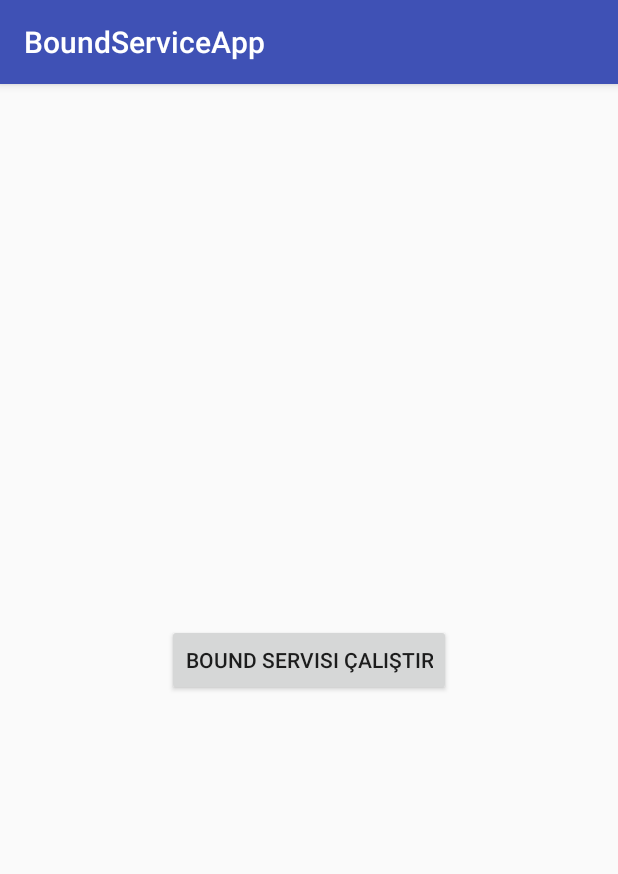
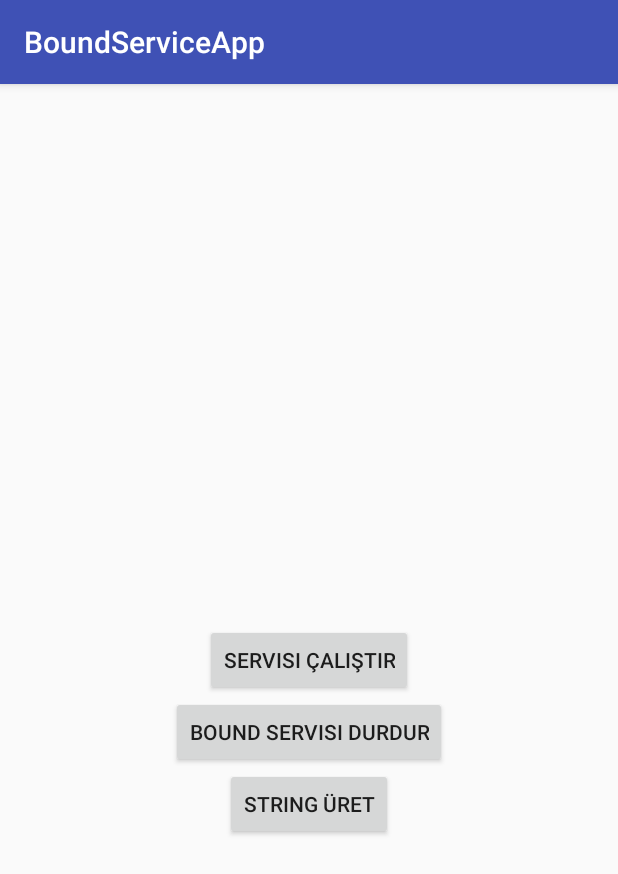
Before and after one commit to bsrAkdg/AndroidMiniStudies, an Android app: the screen it shows after launch (MainActivity), after a tap on an icon or button, on a phone screen of 412 x 824 dp. Shown: the top 874 px of the screen. Run offline under Robolectric (Android 15) with nearby library versions, the phone set to English and light mode, and no system bars; 1 statement that could not run was skipped.

Commit message:
Bound servisi bağlama, çalıştırma ve durdurma örneği

```diff
--- a/Services/BoundServiceApp/app/src/main/java/com/interoidpup/inter/boundserviceapp/MainActivity.java
+++ b/Services/BoundServiceApp/app/src/main/java/com/interoidpup/inter/boundserviceapp/MainActivity.java
@@ -1,25 +1,54 @@
 package com.interoidpup.inter.boundserviceapp;
 
+import android.content.ComponentName;
+import android.content.Context;
 import android.content.Intent;
+import android.content.ServiceConnection;
+import android.os.IBinder;
 import android.support.v7.app.AppCompatActivity;
 import android.os.Bundle;
+import android.util.Log;
 import android.view.View;
 import android.widget.Button;
+import android.widget.Toast;
 
 public class MainActivity extends AppCompatActivity {
 
+    private String TAG = "MainActivity";
     // Bir saniye arayla random String oluşturup ekrana basalım.
     //bu ekranı kitler. Bunun için Service' in onStartCommand' ını thread içerisinde gerçekleştirilebilir.
-
-    Button btnStartBoundService;
-    boolean isStarted = false;
+    Button btnStartBoundService, btnStartService, btnCreateString;
+    //butonların durumunu tutar.
+    boolean isStartedService = true, isStartedBoundService = true;
+    //Servis ile componentin bağlantılı olup olmadığını sürekli kontrol edecek sınıf
+    ServiceConnection serviceConnection;
+    //Bir bağlantı işlemi olduğu için işlem yapmadan önce bağlı olup olmadığımı kontrol etmek için bir değişken
+    private boolean isConnected = false;
+    //Servisten activity' e veri almak için
+    private MyBoundService myBoundService;
+    //*** bind bağlamak, başlatmak demek değil, o yüzden bağlandıktan sonra tekrar çalışması için servisi başlatmalısın !
 
     void init(){
         btnStartBoundService = (Button) findViewById(R.id.btnStartBoundService);
+        btnStartService = (Button) findViewById(R.id.btnStartService);
+        btnCreateString = (Button) findViewById(R.id.btnCreateString);
+
         btnStartBoundService.setOnClickListener(new View.OnClickListener() {
             @Override
             public void onClick(View view) {
                 startBoundService();
+            }
+        });
+        btnStartService.setOnClickListener(new View.OnClickListener() {
+            @Override
+            public void onClick(View view) {
+                startService();
+            }
+        });
+        btnCreateString.setOnClickListener(new View.OnClickListener() {
+            @Override
+            public void onClick(View view) {
+                getRandomString();
             }
         });
     }
@@ -28,21 +57,94 @@ public class MainActivity extends AppCompatActivity {
     protected void onCreate(Bundle savedInstanceState) {
         super.onCreate(savedInstanceState);
         setContentView(R.layout.activity_main);
-
         init();
     }
 
-    void startBoundService(){
-        if (isStarted){
-            btnStartBoundService.setText("Bound Servisi Durdur");
-            isStarted  = true;
+    void startService(){
+        if (isStartedService){
+            btnStartService.setText("Servisi Durdur");
+            isStartedService  = false;
             Intent intent = new Intent(MainActivity.this, MyBoundService.class);
             startService(intent);
+            Log.e(TAG, "Servis başladı");
+        }else{
+            btnStartService.setText("Servisi Çalıştır");
+            isStartedService  = true;
+            Intent intent = new Intent(MainActivity.this, MyBoundService.class);
+            stopService(intent);
+            Log.e(TAG, "Servis durduruldu");
+        }
+    }
+
+    void startBoundService(){
+        if (isStartedBoundService){
+            btnStartBoundService.setText("Bound Servisi Durdur");
+            isStartedBoundService= false;
+            bindMyBoundService();
         }else{
             btnStartBoundService.setText("Bound Servisi Çalıştır");
-            isStarted  = false;
-            Intent intent = new Intent(MainActivity.this, MyBoundService.class);
-            stopService(intent);
+            isStartedBoundService= true;
+            unbindMyBoundService();
+        }
+    }
+
+    void bindMyBoundService(){
+        //ilk connection' u kontrol et
+        if (serviceConnection == null){
+            serviceConnection = new ServiceConnection() {
+                @Override
+                public void onServiceConnected(ComponentName componentName, IBinder ıBinder) {
+                    isConnected = true;
+                    //Activity servise hala bağlanmadı. Bu metodun parametreleri sayesinde bağlama işlemi gerçekleşecek.
+                    // componentName : bağlı olduğu componentin adı
+                    //ıBinder : serviste tanımladığımız local binder
+                    MyBoundService.MyLocalBinder myLocalBinder  = (MyBoundService.MyLocalBinder) ıBinder;
+                    //şimdi tanımladığımız myLocalBinder sayesinde servise erişelim.
+                    myBoundService = myLocalBinder.getService();
+                    Log.e(TAG, "Bound Service Connected Çağrıldı");
+
+                }
+
+                @Override
+                public void onServiceDisconnected(ComponentName componentName) {
+                    //telefon kaynakları sıkıntılı duruma düşerse o zaman bu metod çalışır.
+                    isConnected = false;
+                    Log.e(TAG, "Bound Service Disconnected Çağrıldı");
+                }
+            };
+        }
+        //servise bağlı değilse intent oluştur ve bindservice() metodunu çalıştır.
+        if (isConnected == false){
+            //bind edelim
+            Intent boundIntent = new Intent(this, MyBoundService.class);
+            //flag olarak BIND_AUTO_CREATE : servise bağlı component varsa oluştur.
+            bindService(boundIntent, serviceConnection, Context.BIND_AUTO_CREATE );
+            isConnected = true;
+            Log.e(TAG, "Bound Servis bağlantısı yapıldı");
+        }else{
+            //zaten bağlı ise toas mesajıyla bildir.
+            Toast.makeText(this, "Bound Servise Zaten Bağlı", Toast.LENGTH_LONG).show();
+        }
+
+    }
+
+
+    void unbindMyBoundService(){
+        if (isConnected == true){
+            unbindService(serviceConnection);
+            isConnected = false;
+            Log.e(TAG, "Bound Servis bağlantısı kesildi");
+        }else{
+            Toast.makeText(this, "Bound Servise zaten bağlı değil", Toast.LENGTH_LONG).show();
+        }
+    }
+
+    public void getRandomString(){
+        //bu metod servisi bağlayıp başlattıktan sonra random string üretir.
+        if (isConnected == true) {
+            Toast.makeText(this, "Üretilen String :" + myBoundService.getString(), Toast.LENGTH_SHORT).show();
+        } else {
+            Toast.makeText(this, "Önce Bound servis bağlantısını yapın", Toast.LENGTH_SHORT).show();
         }
     }
 
--- a/Services/BoundServiceApp/app/src/main/res/layout/activity_main.xml
+++ b/Services/BoundServiceApp/app/src/main/res/layout/activity_main.xml
@@ -1,5 +1,5 @@
 <?xml version="1.0" encoding="utf-8"?>
-<android.support.constraint.ConstraintLayout xmlns:android="http://schemas.android.com/apk/res/android"
+<RelativeLayout xmlns:android="http://schemas.android.com/apk/res/android"
     xmlns:app="http://schemas.android.com/apk/res-auto"
     xmlns:tools="http://schemas.android.com/tools"
     android:layout_width="match_parent"
@@ -7,7 +7,21 @@
     tools:context="com.interoidpup.inter.boundserviceapp.MainActivity">
 
     <Button
+        android:layout_centerVertical="true"
+        android:layout_centerHorizontal="true"
+        android:id="@+id/btnStartService"
+        android:layout_width="wrap_content"
+        android:layout_height="wrap_content"
+        android:text="Servisi Çalıştır"
+        app:layout_constraintBottom_toBottomOf="parent"
+        app:layout_constraintLeft_toLeftOf="parent"
+        app:layout_constraintRight_toRightOf="parent"
+        app:layout_constraintTop_toTopOf="parent" />
+
+    <Button
+        android:layout_centerHorizontal="true"
         android:id="@+id/btnStartBoundService"
+        android:layout_below="@+id/btnStartService"
         android:layout_width="wrap_content"
         android:layout_height="wrap_content"
         android:text="Bound Servisi Çalıştır"
@@ -15,5 +29,17 @@
         app:layout_constraintLeft_toLeftOf="parent"
         app:layout_constraintRight_toRightOf="parent"
         app:layout_constraintTop_toTopOf="parent" />
+    <Button
+        android:layout_centerHorizontal="true"
+        android:id="@+id/btnCreateString"
+        android:layout_below="@+id/btnStartBoundService"
+        android:layout_width="wrap_content"
+        android:layout_height="wrap_content"
+        android:text="String Üret"
+        app:layout_constraintBottom_toBottomOf="parent"
+        app:layout_constraintLeft_toLeftOf="parent"
+        app:layout_constraintRight_toRightOf="parent"
+        app:layout_constraintTop_toTopOf="parent" />
 
-</android.support.constraint.ConstraintLayout>
+
+</RelativeLayout>
```
Also changed, not shown: Services/BoundServiceApp/app/src/main/java/com/interoidpup/inter/boundserviceapp/MyBoundService.java (+46 -14 lines).
